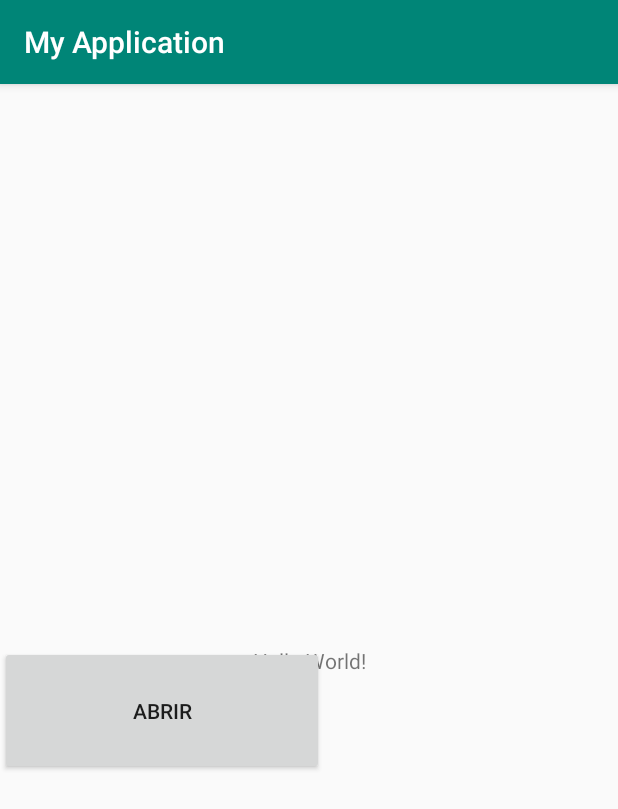
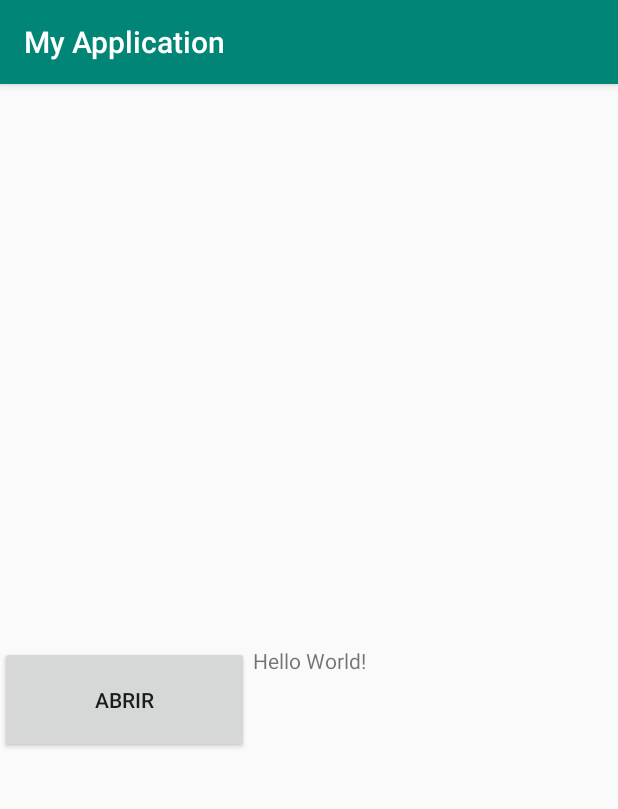
Before and after one commit to JoramJosafatChavezDelgado/observador, an Android app: the screen it shows after launch (MainActivity), after a tap on "ABRIR", on a phone screen of 412 x 824 dp. Shown: the top 809 px of the screen. Run offline under Robolectric (Android 15) with nearby library versions, the phone set to English and light mode, and no system bars.

Commit message:
segunda parte

```diff
--- a/MyApplication/app/src/main/java/com/example/alumno/myapplication/MainActivity.java
+++ b/MyApplication/app/src/main/java/com/example/alumno/myapplication/MainActivity.java
@@ -11,11 +11,13 @@ import com.example.alumno.myapplication.helpers.Callback;
 import com.example.alumno.myapplication.helpers.MonitorObservable;
 import com.example.alumno.myapplication.helpers.ObserverBind;
 import com.example.alumno.myapplication.models.Client;
+import com.example.alumno.myapplication.presenters.MainPresenter;
 
 import java.util.Observable;
 
 public class MainActivity extends AppCompatActivity {
     Button btnabrir;
+    MainPresenter mainPresenter;
     MonitorObservable monitorObservable;
     ObserverBind observerBind;
     Client clientObject;
@@ -26,28 +28,16 @@ public class MainActivity extends AppCompatActivity {
 
         clientObject = new Client();
         clientObject.setYear_old(19);
-        /* aqui ideamos un objeto con un observador */
-        monitorObservable = new MonitorObservable(clientObject);
-        observerBind=new ObserverBind();
-        observerBind.setCallback(new Callback(){
-            @Override
-            public void doThis(Observable o, Object x){
-                // todo lo que yo quiera
-                Log.v("cambio","se escucho y se cambio");
-                Toast.makeText(MainActivity.this,
-                        clientObject.getYear_old()+ "",
-                        Toast.LENGTH_SHORT).show();
-            }
-        });
-        monitorObservable.addObserver(observerBind);
+
+        mainPresenter = new MainPresenter(this, clientObject);
 
         btnabrir = (Button)findViewById(R.id.btnabrir);
         btnabrir.setOnClickListener(new View.OnClickListener() {
             @Override
             public void onClick(View v){
                 clientObject.setYear_old(clientObject.getYear_old()+1);
-                monitorObservable.setWachedValue(clientObject);
-                Toast.makeText(MainActivity.this, "se realizo el cambio", Toast.LENGTH_SHORT).show();
+                mainPresenter.monitorObservable.setWachedValue(clientObject);
+                /*Toast.makeText(MainActivity.this, "se realizo el cambio", Toast.LENGTH_SHORT).show();*/
             }
         });
     }
--- /dev/null
+++ b/MyApplication/app/src/main/java/com/example/alumno/myapplication/presenters/MainPresenter.java
@@ -0,0 +1,34 @@
+package com.example.alumno.myapplication.presenters;
+
+import android.content.Context;
+import android.util.Log;
+import android.widget.Toast;
+
+import com.example.alumno.myapplication.MainActivity;
+import com.example.alumno.myapplication.helpers.Callback;
+import com.example.alumno.myapplication.helpers.MonitorObservable;
+import com.example.alumno.myapplication.helpers.ObserverBind;
+import com.example.alumno.myapplication.models.Client;
+
+import java.util.Observable;
+
+public class MainPresenter {
+   public MonitorObservable monitorObservable;
+    ObserverBind observerBind;
+    public  MainPresenter(final Context _context, final Client clientObject ){
+        /* aqui ideamos un objeto con un observador */
+        monitorObservable = new MonitorObservable(clientObject);
+        observerBind = new ObserverBind();
+        observerBind.setCallback(new Callback() {
+            @Override
+            public void doThis(Observable o, Object x) {
+                // todo lo que yo quiera
+                Log.v("cambio", "se escucho y se cambio");
+                Toast.makeText(_context,
+                        clientObject.getYear_old() + "",
+                        Toast.LENGTH_SHORT).show();
+            }
+        });
+        monitorObservable.addObserver(observerBind);
+    }
+}
--- a/MyApplication/app/src/main/res/layout/activity_main.xml
+++ b/MyApplication/app/src/main/res/layout/activity_main.xml
@@ -18,9 +18,9 @@
 
     <Button
         android:id="@+id/btnabrir"
-        android:layout_width="216dp"
-        android:layout_height="86dp"
+        android:layout_width="166dp"
+        android:layout_height="71dp"
         android:text="abrir"
         app:layout_constraintTop_toTopOf="@+id/textView"
-        tools:layout_editor_absoluteX="99dp" />
+        tools:layout_editor_absoluteX="109dp" />
 </android.support.constraint.ConstraintLayout>
```
